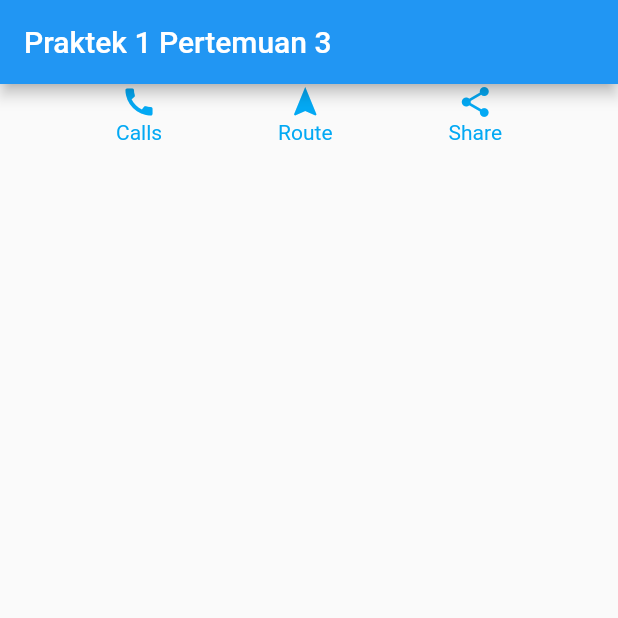
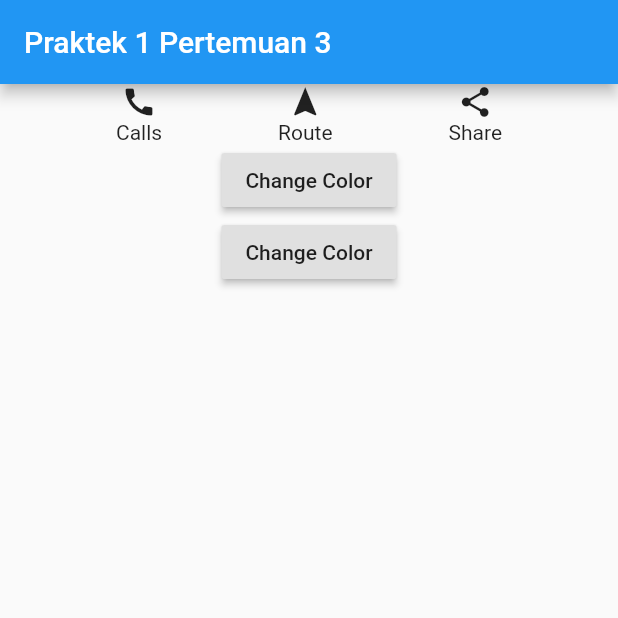
Before and after one commit to mrdemiadr/Learn-Flutter-Part-1, a Flutter app: the screen it shows after launch, on a phone screen of 412 x 824 dp, the top half of it. Run offline on Flutter 3.47's test engine with Material 2 defaults, Android fonts, the phone set to English and light mode, and no system bars; missing offline and left inert: random_color.

Commit message:
praktek 3 finish

```diff
--- a/lib/icon_menu.dart
+++ b/lib/icon_menu.dart
@@ -4,8 +4,7 @@ class IconMenu extends StatelessWidget {
   final IconData gambarIcon;
   final String namaMenu;
   final Color warnaIconDanText;
-  const IconMenu(
-      {Key key, this.gambarIcon, this.warnaIconDanText, this.namaMenu})
+  IconMenu({Key key, this.gambarIcon, this.warnaIconDanText, this.namaMenu})
       : super(key: key);
 
   @override
@@ -14,12 +13,12 @@ class IconMenu extends StatelessWidget {
       children: [
         Icon(
           gambarIcon,
-          color: Colors.lightBlue,
+          color: warnaIconDanText,
         ),
         Container(
           child: Text(
             namaMenu,
-            style: TextStyle(color: Colors.lightBlue),
+            style: TextStyle(color: warnaIconDanText),
           ),
         ),
       ],
--- a/lib/latihan_satu.dart
+++ b/lib/latihan_satu.dart
@@ -1,80 +1,61 @@
 import 'package:flutter/material.dart';
 import 'icon_menu.dart';
-import 'constants.dart';
+import 'package:random_color/random_color.dart';
 
-class LatihanSatu extends StatelessWidget {
+class LatihanSatu extends StatefulWidget {
+  @override
+  _LatihanSatuState createState() => _LatihanSatuState();
+}
+
+class _LatihanSatuState extends State<LatihanSatu> {
+  Color gantiWarna;
+
   @override
   Widget build(BuildContext context) {
     return Scaffold(
       appBar: AppBar(
         title: Text('Praktek 1 Pertemuan 3'),
       ),
-      body: Container(
+      body: Column(
+        children: [
+          Container(
               child: Row(
             mainAxisAlignment: MainAxisAlignment.spaceEvenly,
             children: [
               IconMenu(
                 namaMenu: 'Calls',
-              warnaIconDanText: kWarnaDasarIcon,
+                warnaIconDanText: gantiWarna,
                 gambarIcon: Icons.call,
               ),
               IconMenu(
                 namaMenu: 'Route',
-              warnaIconDanText: kWarnaDasarIcon,
+                warnaIconDanText: gantiWarna,
                 gambarIcon: Icons.navigation,
               ),
               IconMenu(
                 namaMenu: 'Share',
-              warnaIconDanText: kWarnaDasarIcon,
+                warnaIconDanText: gantiWarna,
                 gambarIcon: Icons.share,
               ),
             ],
+          )),
+          RaisedButton(
+            onPressed: () {
+              //tempat mengisi code fungsi
+            },
+            child: Text('Change Color'),
           ),
+          RaisedButton(
+            onPressed: () {
+              setState(() {
+                RandomColor randomColor = RandomColor();
+                gantiWarna = randomColor.randomColor();
+              });
+            },
+            child: Text('Change Color'),
+          ),
+        ],
       ),
     );
   }
 }
-
-// class IconMenu extends StatelessWidget {
-//   final IconData gambarIcon;
-//   final String namaMenu;
-//   final Color warnaIconDanText;
-//   const IconMenu(
-//       {Key key, this.gambarIcon, this.warnaIconDanText, this.namaMenu})
-//       : super(key: key);
-//
-//   @override
-//   Widget build(BuildContext context) {
-//     return Column(
-//       children: [
-//         Icon(
-//           gambarIcon,
-//           color: Colors.lightBlue,
-//         ),
-//         Container(
-//           child: Text(
-//             namaMenu,
-//             style: TextStyle(color: Colors.lightBlue),
-//           ),
-//         ),
-//       ],
-//     );
-//   }
-// }
-
-//
-// IconMenu(
-// namaMenu: 'Calls',
-// warnaIconDanText: kWarnaDasarIcon,
-// gambarIcon: Icons.call,
-// ),
-// IconMenu(
-// namaMenu: 'Route',
-// warnaIconDanText: kWarnaDasarIcon,
-// gambarIcon: Icons.navigation,
-// ),
-// IconMenu(
-// namaMenu: 'Share',
-// warnaIconDanText: kWarnaDasarIcon,
-// gambarIcon: Icons.share,
-// ),
--- a/pubspec.yaml
+++ b/pubspec.yaml
@@ -28,6 +28,7 @@ dependencies:
   # The following adds the Cupertino Icons font to your application.
   # Use with the CupertinoIcons class for iOS style icons.
   cupertino_icons: ^0.1.3
+  random_color: ^1.0.5
 
 dev_dependencies:
   flutter_test:
```
Also changed, not shown: pubspec.lock. Lines whose indentation alone changed are shown as unchanged.
